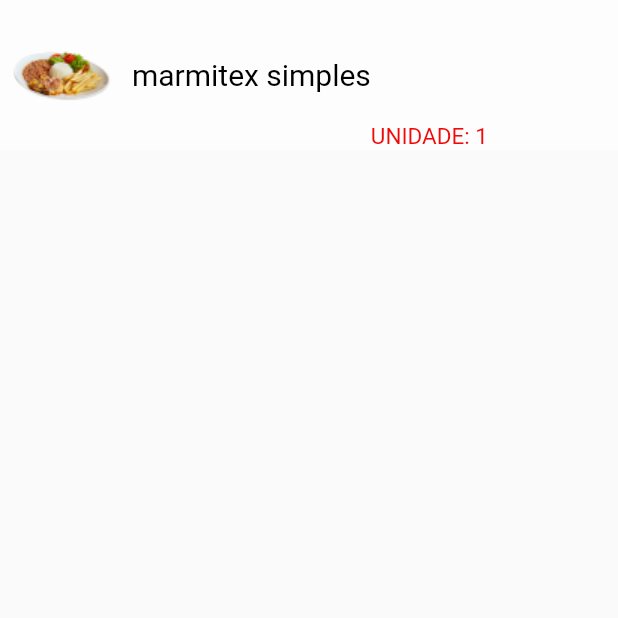
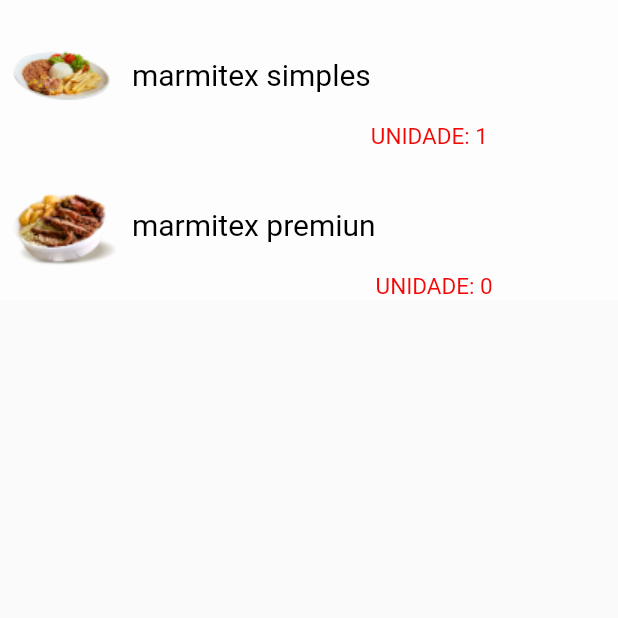
Before and after one commit to blackmem712/ifood, a Flutter app: the PageCardapioUm screen opened directly, after a tap on "marmitex simples", on a phone screen of 412 x 824 dp, the top half of it. Run offline on Flutter 3.47's test engine with Material 2 defaults, Android fonts, the phone set to English and light mode, and no system bars.

Commit message:
ultimas atualizações

```diff
--- a/ifood/lib/src/cardapios/cardapioUm.dart
+++ b/ifood/lib/src/cardapios/cardapioUm.dart
@@ -8,12 +8,40 @@ class PageCardapioUm extends StatefulWidget {
 }
 
 class _PageCardapioUmState extends State<PageCardapioUm> {
-  int contador = 0;
+  int contador1 = 0;
+  int contador2 = 0;
+  int contador3 = 0;
+  int contador4 = 0;
+  int contador5 = 0;
 
-  void incrementarContador() {
+
+
+  void incrementarContador1() {
     setState(() {
-      contador++;
-      contadorIni = contador;
+      contador1++;
+      contadorIni1 = contador1;
+    });
+  }
+   void incrementarContador2() {
+    setState(() {
+      contador2++;
+      contadorIni2 = contador2;
+    });
+  }
+   void incrementarContador3() {
+    setState(() {
+      contador3++;
+      contadorIni3 = contador3;
+    });
+  } void incrementarContador4() {
+    setState(() {
+      contador4++;
+      contadorIni4 = contador4;
+    });
+  } void incrementarContador5() {
+    setState(() {
+      contador5++;
+      contadorIni5 = contador5;
     });
   }
 
@@ -24,7 +52,7 @@ class _PageCardapioUmState extends State<PageCardapioUm> {
         //cria uma lista
         children: [
           GestureDetector(
-            onTap: incrementarContador,
+            onTap: incrementarContador1,
             child: Container(
               height: 100,
               color: Colors.white54,
@@ -40,7 +68,33 @@ class _PageCardapioUmState extends State<PageCardapioUm> {
                   Align(
                       alignment: Alignment.bottomRight,
                       child: Text(
-                        'UNIDADE: $contador',
+                        'UNIDADE: $contador1',
+                        style: const TextStyle(
+                            fontSize: 15,
+                            color: Color.fromARGB(255, 243, 8, 8)),
+                      ))
+                ],
+              ),
+            ),
+          ),
+           GestureDetector(
+            onTap: incrementarContador2,
+            child: Container(
+              height: 100,
+              color: Colors.white54,
+              child: Row(
+                children: [
+                  Image.asset('assets/comidas/comida11.png'),
+                  const SizedBox(width: 8),
+                  const Text(
+                    'marmitex premiun',
+                    textAlign: TextAlign.center,
+                    style: TextStyle(fontSize: 20, color: Colors.black),
+                  ),
+                  Align(
+                      alignment: Alignment.bottomRight,
+                      child: Text(
+                        'UNIDADE: $contador2',
                         style: const TextStyle(
                             fontSize: 15,
                             color: Color.fromARGB(255, 243, 8, 8)),
--- a/ifood/lib/src/contador.dart
+++ b/ifood/lib/src/contador.dart
@@ -1,2 +1,6 @@
 
-int contadorIni = 0;
+int contadorIni1 = 0;
+int contadorIni2 = 0;
+int contadorIni3 = 0;
+int contadorIni4 = 0;
+int contadorIni5 = 0;
--- a/ifood/pubspec.yaml
+++ b/ifood/pubspec.yaml
@@ -56,6 +56,8 @@ flutter:
     - "assets/restaurantes/rest1.png"
     - "assets/restaurantes/rest2.png"
     - "assets/comidas/comida10.png"
+    - "assets/comidas/comida11.png"
+
 
 
 
```
Also changed, not shown: ifood/lib/src/total.dart (+25 -6 lines), ifood/assets/comidas/comida11.png (added).
